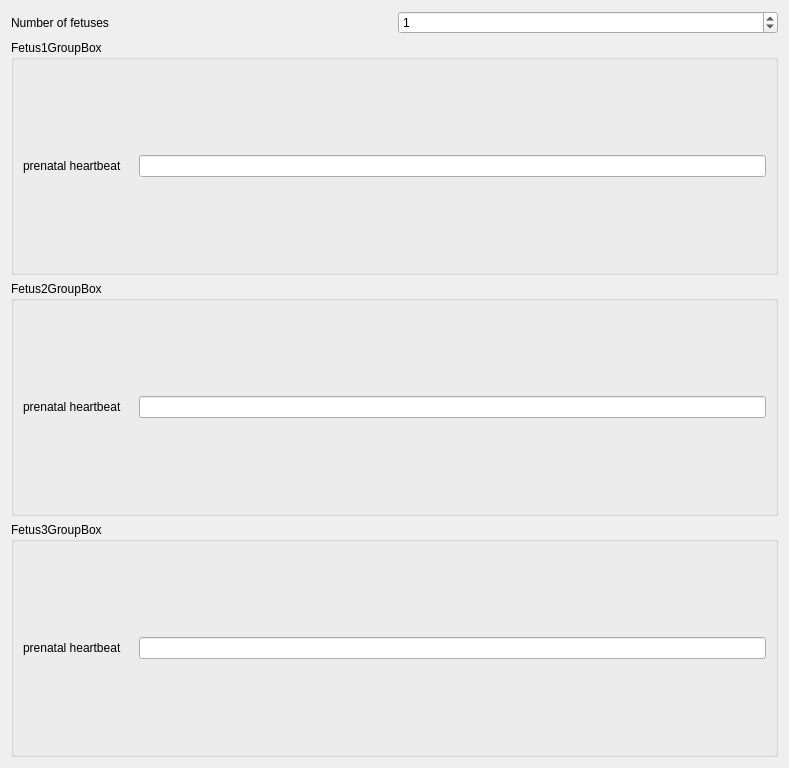
Before: the Qt Designer form forms/subforms/maternity/obstetrics/prenatal/ui/xx/prenatalmain.ui in maternite/freehealth, drawn with Qt 5.
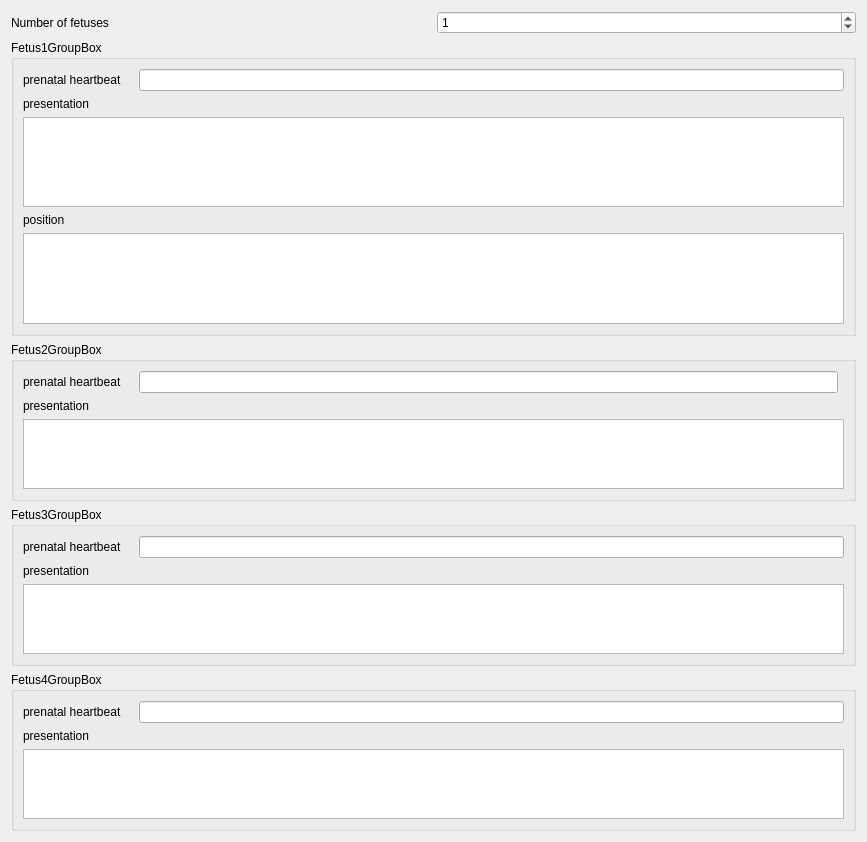
After: the same form once the commit is applied.

Commit message: prenatal form: fetus group box content

```diff
--- a/forms/subforms/maternity/obstetrics/prenatal/ui/xx/prenatalmain.ui
+++ b/forms/subforms/maternity/obstetrics/prenatal/ui/xx/prenatalmain.ui
@@ -6,8 +6,8 @@
    <rect>
     <x>0</x>
     <y>0</y>
-    <width>789</width>
-    <height>768</height>
+    <width>867</width>
+    <height>842</height>
    </rect>
   </property>
   <property name="windowTitle">
@@ -42,8 +42,8 @@
      <property name="flat">
       <bool>false</bool>
      </property>
-     <layout class="QGridLayout" name="gridLayout_4">
-      <item row="0" column="0">
+     <layout class="QVBoxLayout" name="verticalLayout_2">
+      <item>
        <layout class="QHBoxLayout" name="horizontalLayout">
         <item>
          <widget class="QLabel" name="prenatalHeartbeatF1Label">
@@ -80,6 +80,30 @@
         </item>
        </layout>
       </item>
+      <item>
+       <layout class="QVBoxLayout" name="verticalLayout">
+        <item>
+         <widget class="QLabel" name="presentationF1Label">
+          <property name="text">
+           <string>presentation</string>
+          </property>
+         </widget>
+        </item>
+        <item>
+         <widget class="QListView" name="presentationF1ListView"/>
+        </item>
+       </layout>
+      </item>
+      <item>
+       <widget class="QLabel" name="positionF1Label">
+        <property name="text">
+         <string>position</string>
+        </property>
+       </widget>
+      </item>
+      <item>
+       <widget class="QListView" name="positionF1ListView"/>
+      </item>
      </layout>
     </widget>
    </item>
@@ -92,6 +116,20 @@
       <string>Fetus2GroupBox</string>
      </property>
      <layout class="QGridLayout" name="gridLayout_3">
+      <item row="1" column="0" rowspan="2" colspan="2">
+       <layout class="QVBoxLayout" name="verticalLayout_3">
+        <item>
+         <widget class="QLabel" name="presentationF2Label">
+          <property name="text">
+           <string>presentation</string>
+          </property>
+         </widget>
+        </item>
+        <item>
+         <widget class="QListView" name="presentationF2ListView"/>
+        </item>
+       </layout>
+      </item>
       <item row="0" column="0">
        <layout class="QHBoxLayout" name="horizontalLayout_2">
         <item>
@@ -175,6 +213,83 @@
            <bool>true</bool>
           </property>
          </widget>
+        </item>
+       </layout>
+      </item>
+      <item row="1" column="0">
+       <layout class="QVBoxLayout" name="verticalLayout_4">
+        <item>
+         <widget class="QLabel" name="presentationF3Label">
+          <property name="text">
+           <string>presentation</string>
+          </property>
+         </widget>
+        </item>
+        <item>
+         <widget class="QListView" name="presentationF3ListView"/>
+        </item>
+       </layout>
+      </item>
+     </layout>
+    </widget>
+   </item>
+   <item row="4" column="0" colspan="2">
+    <widget class="QGroupBox" name="fetus4GroupBox">
+     <property name="enabled">
+      <bool>true</bool>
+     </property>
+     <property name="title">
+      <string>Fetus4GroupBox</string>
+     </property>
+     <layout class="QGridLayout" name="gridLayout_4">
+      <item row="0" column="0">
+       <layout class="QHBoxLayout" name="horizontalLayout_4">
+        <item>
+         <widget class="QLabel" name="prenatalHeartbeatF4Label">
+          <property name="text">
+           <string>prenatal heartbeat</string>
+          </property>
+         </widget>
+        </item>
+        <item>
+         <layout class="QHBoxLayout" name="prenatalHeartbeatF4RadioLayout">
+          <property name="spacing">
+           <number>1</number>
+          </property>
+          <property name="sizeConstraint">
+           <enum>QLayout::SetDefaultConstraint</enum>
+          </property>
+          <property name="leftMargin">
+           <number>2</number>
+          </property>
+          <property name="topMargin">
+           <number>2</number>
+          </property>
+          <property name="rightMargin">
+           <number>9</number>
+          </property>
+         </layout>
+        </item>
+        <item>
+         <widget class="QLineEdit" name="prenatalHeartbeatF4LineEdit">
+          <property name="dragEnabled">
+           <bool>true</bool>
+          </property>
+         </widget>
+        </item>
+       </layout>
+      </item>
+      <item row="1" column="0">
+       <layout class="QVBoxLayout" name="verticalLayout_5">
+        <item>
+         <widget class="QLabel" name="presentationF4Label">
+          <property name="text">
+           <string>presentation</string>
+          </property>
+         </widget>
+        </item>
+        <item>
+         <widget class="QListView" name="presentationF4ListView"/>
         </item>
        </layout>
       </item>
```
The commit also changes 1 other file.
